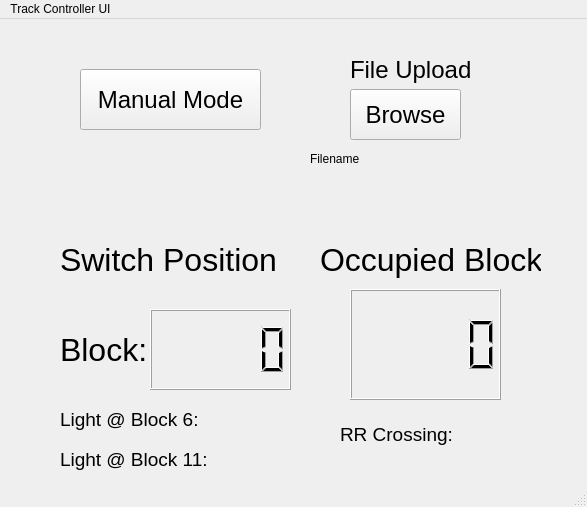
First picture: the form in Track_Controller_SW/track_controller.ui, repository LucasZ99/ECE1140SystemsEngineeringProject, before the edit.
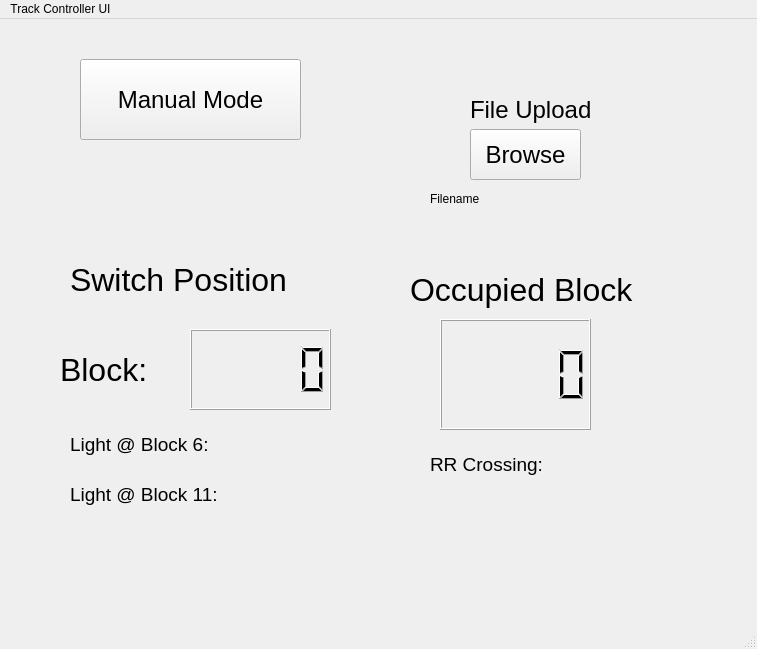
Second picture: the form after the edit.

What changed in the file:
```diff
--- a/Track_Controller_SW/track_controller.ui
+++ b/Track_Controller_SW/track_controller.ui
@@ -6,10 +6,16 @@
    <rect>
     <x>0</x>
     <y>0</y>
-    <width>587</width>
-    <height>507</height>
+    <width>757</width>
+    <height>649</height>
    </rect>
   </property>
+  <property name="minimumSize">
+   <size>
+    <width>757</width>
+    <height>649</height>
+   </size>
+  </property>
   <property name="windowTitle">
    <string>MainWindow</string>
   </property>
@@ -18,11 +24,17 @@
     <property name="geometry">
      <rect>
       <x>80</x>
-      <y>50</y>
-      <width>181</width>
-      <height>61</height>
+      <y>40</y>
+      <width>221</width>
+      <height>81</height>
      </rect>
     </property>
+    <property name="minimumSize">
+     <size>
+      <width>221</width>
+      <height>81</height>
+     </size>
+    </property>
     <property name="font">
      <font>
       <pointsize>18</pointsize>
@@ -38,12 +50,18 @@
    <widget class="QPushButton" name="browse">
     <property name="geometry">
      <rect>
-      <x>350</x>
-      <y>70</y>
+      <x>470</x>
+      <y>110</y>
       <width>111</width>
       <height>51</height>
      </rect>
     </property>
+    <property name="minimumSize">
+     <size>
+      <width>111</width>
+      <height>51</height>
+     </size>
+    </property>
     <property name="font">
      <font>
       <pointsize>18</pointsize>
@@ -59,12 +77,18 @@
    <widget class="QLabel" name="file_upload">
     <property name="geometry">
      <rect>
-      <x>350</x>
-      <y>30</y>
-      <width>121</width>
+      <x>470</x>
+      <y>70</y>
+      <width>161</width>
       <height>41</height>
      </rect>
     </property>
+    <property name="minimumSize">
+     <size>
+      <width>161</width>
+      <height>41</height>
+     </size>
+    </property>
     <property name="font">
      <font>
       <pointsize>18</pointsize>
@@ -77,12 +101,18 @@
    <widget class="QLabel" name="filename">
     <property name="geometry">
      <rect>
-      <x>310</x>
-      <y>130</y>
+      <x>430</x>
+      <y>170</y>
       <width>181</width>
       <height>20</height>
      </rect>
     </property>
+    <property name="minimumSize">
+     <size>
+      <width>181</width>
+      <height>20</height>
+     </size>
+    </property>
     <property name="font">
      <font>
       <pointsize>9</pointsize>
@@ -98,12 +128,18 @@
    <widget class="QLCDNumber" name="block_number">
     <property name="geometry">
      <rect>
-      <x>350</x>
-      <y>270</y>
+      <x>440</x>
+      <y>300</y>
       <width>151</width>
       <height>111</height>
      </rect>
     </property>
+    <property name="minimumSize">
+     <size>
+      <width>151</width>
+      <height>111</height>
+     </size>
+    </property>
     <property name="font">
      <font>
       <pointsize>20</pointsize>
@@ -113,12 +149,18 @@
    <widget class="QLabel" name="occupancy">
     <property name="geometry">
      <rect>
-      <x>320</x>
-      <y>190</y>
-      <width>221</width>
+      <x>410</x>
+      <y>220</y>
+      <width>271</width>
       <height>101</height>
      </rect>
     </property>
+    <property name="minimumSize">
+     <size>
+      <width>271</width>
+      <height>101</height>
+     </size>
+    </property>
     <property name="font">
      <font>
       <pointsize>24</pointsize>
@@ -131,12 +173,18 @@
    <widget class="QLabel" name="switch_pos">
     <property name="geometry">
      <rect>
-      <x>60</x>
-      <y>190</y>
-      <width>221</width>
+      <x>70</x>
+      <y>210</y>
+      <width>271</width>
       <height>101</height>
      </rect>
     </property>
+    <property name="minimumSize">
+     <size>
+      <width>271</width>
+      <height>101</height>
+     </size>
+    </property>
     <property name="font">
      <font>
       <pointsize>24</pointsize>
@@ -150,11 +198,17 @@
     <property name="geometry">
      <rect>
       <x>60</x>
-      <y>280</y>
-      <width>91</width>
+      <y>300</y>
+      <width>121</width>
       <height>101</height>
      </rect>
     </property>
+    <property name="minimumSize">
+     <size>
+      <width>121</width>
+      <height>101</height>
+     </size>
+    </property>
     <property name="font">
      <font>
       <pointsize>24</pointsize>
@@ -167,22 +221,34 @@
    <widget class="QLCDNumber" name="switch_block_number">
     <property name="geometry">
      <rect>
-      <x>150</x>
-      <y>290</y>
+      <x>190</x>
+      <y>310</y>
       <width>141</width>
       <height>81</height>
      </rect>
     </property>
+    <property name="minimumSize">
+     <size>
+      <width>141</width>
+      <height>81</height>
+     </size>
+    </property>
    </widget>
    <widget class="QLabel" name="light_block_6">
     <property name="geometry">
      <rect>
-      <x>60</x>
-      <y>390</y>
+      <x>70</x>
+      <y>410</y>
       <width>231</width>
-      <height>21</height>
+      <height>31</height>
      </rect>
     </property>
+    <property name="minimumSize">
+     <size>
+      <width>231</width>
+      <height>31</height>
+     </size>
+    </property>
     <property name="font">
      <font>
       <pointsize>14</pointsize>
@@ -195,12 +261,18 @@
    <widget class="QLabel" name="light_block_7">
     <property name="geometry">
      <rect>
-      <x>60</x>
-      <y>430</y>
+      <x>70</x>
+      <y>460</y>
       <width>231</width>
-      <height>21</height>
+      <height>31</height>
      </rect>
     </property>
+    <property name="minimumSize">
+     <size>
+      <width>231</width>
+      <height>31</height>
+     </size>
+    </property>
     <property name="font">
      <font>
       <pointsize>14</pointsize>
@@ -213,12 +285,18 @@
    <widget class="QLabel" name="label">
     <property name="geometry">
      <rect>
-      <x>340</x>
-      <y>400</y>
+      <x>430</x>
+      <y>430</y>
       <width>161</width>
       <height>31</height>
      </rect>
     </property>
+    <property name="minimumSize">
+     <size>
+      <width>161</width>
+      <height>31</height>
+     </size>
+    </property>
     <property name="font">
      <font>
       <pointsize>14</pointsize>
@@ -234,8 +312,8 @@
     <rect>
      <x>0</x>
      <y>0</y>
-     <width>587</width>
-     <height>21</height>
+     <width>757</width>
+     <height>26</height>
     </rect>
    </property>
    <widget class="QMenu" name="menuTrack_Controller_UI">
```
